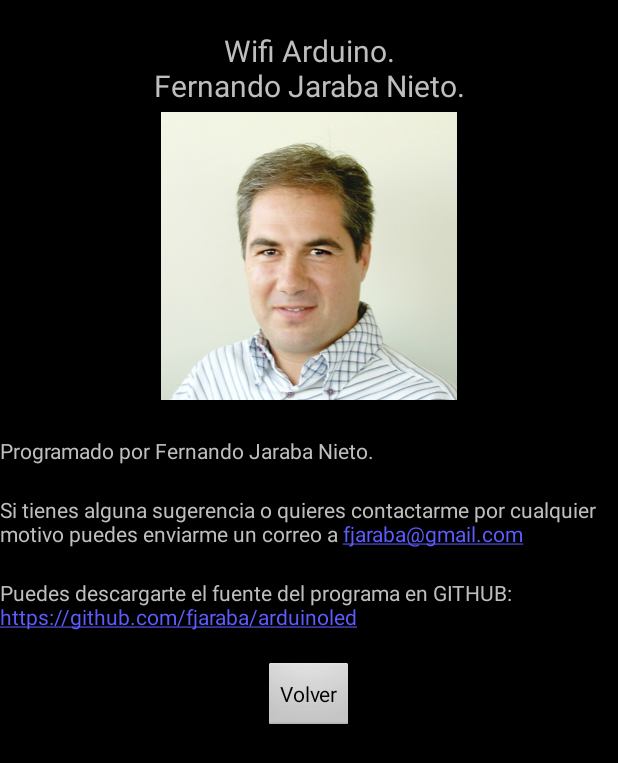
After one commit to fjaraba/arduinoled, an Android app: the AboutActivity screen opened directly, with no data from a screen before it, on a phone screen of 412 x 824 dp. The commit adds this screen. Shown: the top 763 px of the screen. Run offline under Robolectric (Android 15) with nearby library versions, the phone set to English and light mode, and no system bars.

```diff
--- a/arduinoled/src/main/AndroidManifest.xml
+++ b/arduinoled/src/main/AndroidManifest.xml
@@ -14,7 +14,6 @@
             android:theme="@android:style/Theme.Black">
             <intent-filter>
                 <action android:name="android.intent.action.MAIN" />
-
                 <category android:name="android.intent.category.LAUNCHER" />
             </intent-filter>
         </activity>
@@ -24,6 +23,11 @@
             android:theme="@android:style/Theme.Black.NoTitleBar" >
         </activity>
 
+        <activity
+            android:name=".AboutActivity"
+            android:theme="@android:style/Theme.Black.NoTitleBar" >
+        </activity>
+
     </application>
 
 </manifest>
--- /dev/null
+++ b/arduinoled/src/main/java/es/fjaraba/arduinoled/AboutActivity.java
@@ -0,0 +1,19 @@
+package es.fjaraba.arduinoled;
+
+import android.app.Activity;
+import android.os.Bundle;
+import android.view.View;
+
+public class AboutActivity extends Activity implements View.OnClickListener{
+
+    @Override
+    public void onCreate(Bundle savedInstanceState) {
+        super.onCreate(savedInstanceState);
+        setContentView(R.layout.about);
+    }
+
+    @Override
+    public void onClick(View view) {
+        finish();
+    }
+}
--- a/arduinoled/src/main/java/es/fjaraba/arduinoled/PrefsActivity.java
+++ b/arduinoled/src/main/java/es/fjaraba/arduinoled/PrefsActivity.java
@@ -3,9 +3,6 @@ package es.fjaraba.arduinoled;
 import android.os.Bundle;
 import android.preference.PreferenceActivity;
 
-/**
- * Created by fernando.jaraba on 12/02/2016.
- */
 public class PrefsActivity extends PreferenceActivity {
 
     @Override
--- /dev/null
+++ b/arduinoled/src/main/res/layout/about.xml
@@ -0,0 +1,67 @@
+<?xml version="1.0" encoding="utf-8"?>
+<ScrollView xmlns:android="http://schemas.android.com/apk/res/android"
+    android:layout_width="fill_parent"
+    android:layout_height="fill_parent">
+
+<LinearLayout xmlns:android="http://schemas.android.com/apk/res/android"
+    android:orientation="vertical" android:layout_width="match_parent"
+    android:layout_height="match_parent">
+
+
+    <TextView
+        android:layout_width="fill_parent"
+        android:layout_height="fill_parent"
+        android:layout_marginTop="20dp"
+        android:text="Wifi Arduino.\nFernando Jaraba Nieto."
+        android:textSize="20dp"
+        android:gravity="center"
+        android:elegantTextHeight="false"
+        android:linksClickable="false"
+        android:singleLine="false"
+        android:layout_weight="3"
+        android:autoText="false" />
+
+
+    <ImageView
+        android:layout_width="200dp"
+        android:layout_height="200dp"
+        android:maxHeight="1dp"
+        android:src="@drawable/fjaraba"
+        android:layout_gravity="center"
+        android:background="#000000"
+        android:padding="1dp"
+        android:adjustViewBounds="true" />
+
+    <TextView
+        android:layout_width="wrap_content"
+        android:layout_height="wrap_content"
+        android:layout_marginTop="20dp"
+        android:text="Programado por Fernando Jaraba Nieto." />
+
+    <TextView
+        android:layout_width="wrap_content"
+        android:layout_height="wrap_content"
+        android:layout_marginTop="20dp"
+        android:autoLink="all"
+        android:text="Si tienes alguna sugerencia o quieres contactarme por cualquier motivo puedes enviarme un correo a fjaraba@gmail.com" />
+
+    <TextView
+        android:layout_width="wrap_content"
+        android:layout_height="wrap_content"
+        android:layout_marginTop="20dp"
+        android:autoLink="all"
+        android:text="Puedes descargarte el fuente del programa en GITHUB:\nhttps://github.com/fjaraba/arduinoled" />
+
+    <Button
+        android:layout_width="wrap_content"
+        android:layout_height="wrap_content"
+        android:layout_marginTop="20dp"
+        android:layout_gravity="center"
+        android:text="Volver"
+
+        android:id="@+id/btn_volver"
+        android:enabled="true"
+        android:onClick="onClick" />
+
+</LinearLayout>
+</ScrollView>
```
Also changed, not shown: arduinoled/src/main/java/es/fjaraba/arduinoled/MainActivity.java (+84 -15 lines), arduinoled/src/main/res/layout/activity_main.xml (+6 -1 lines), arduinoled/src/main/res/xml/prefs.xml (+8 -1 lines), arduinoled/src/main/res/drawable/termometro.png (added), 1 other file.
